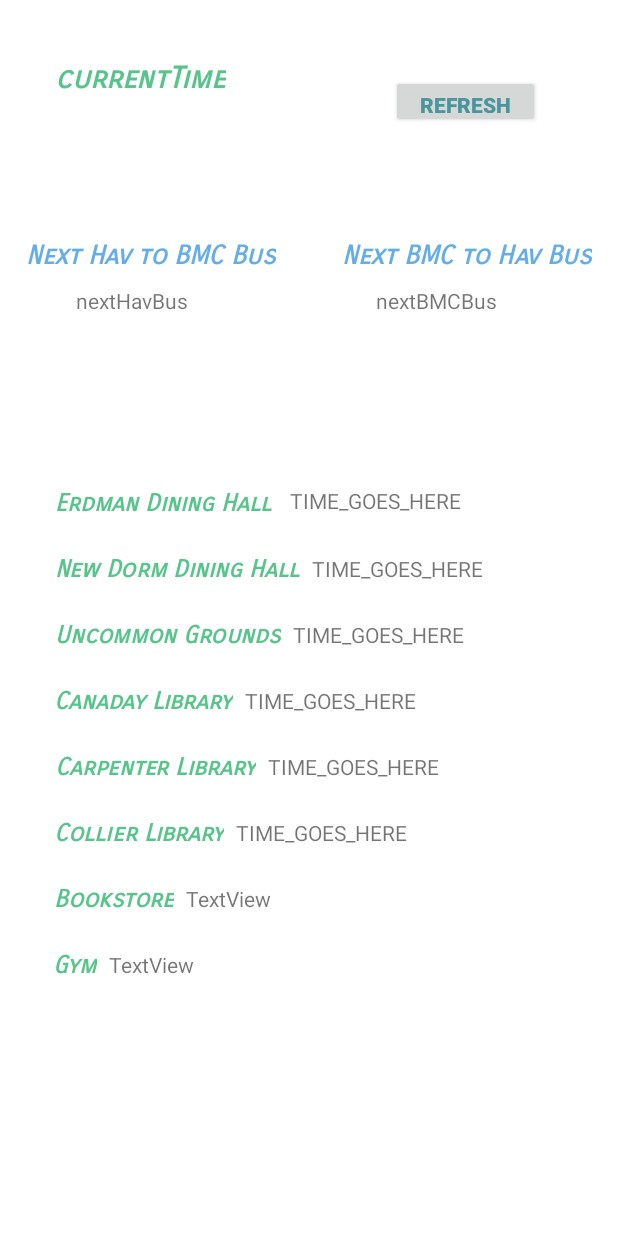
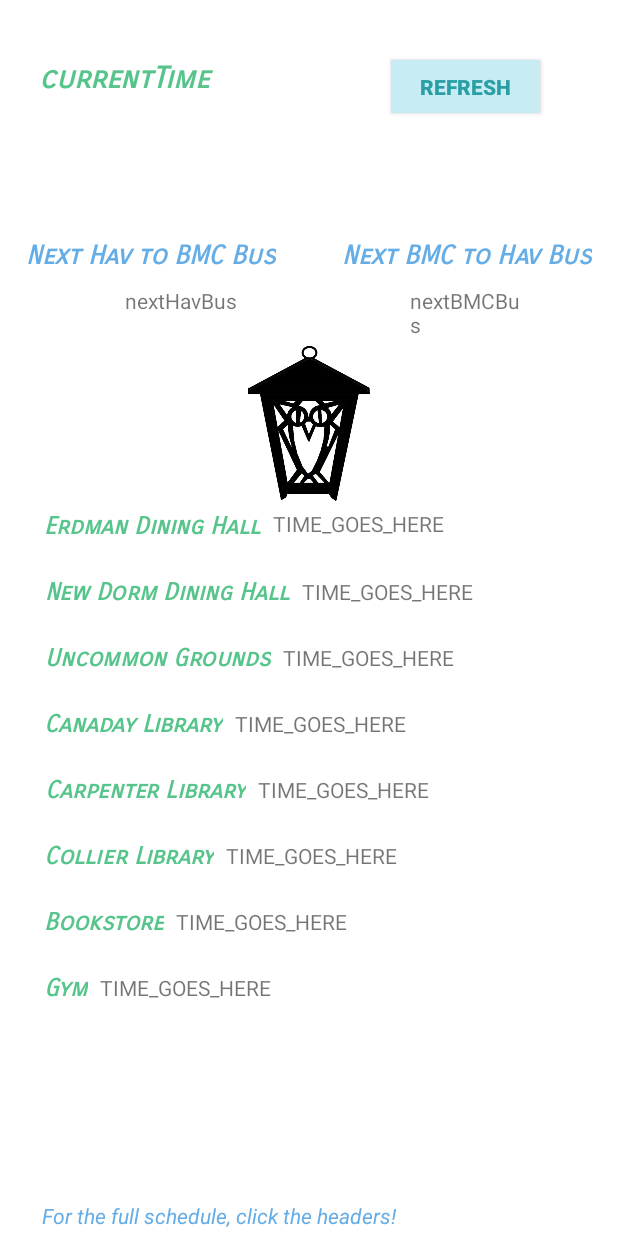
Before and after one commit to pmoriarty98/BrynMawrRightNow, an Android app: the layout activity_main.xml on its own in the app's theme, with its tools: preview values and no code run, on a phone screen of 412 x 824 dp. Run offline under Robolectric (Android 15) with nearby library versions, the phone set to English and light mode, and no system bars.

Commit message:
final style

```diff
--- a/app/src/main/res/layout/activity_main.xml
+++ b/app/src/main/res/layout/activity_main.xml
@@ -9,7 +9,7 @@
 
     <TextView
         android:id="@+id/currentTime"
-        android:layout_width="wrap_content"
+        android:layout_width="200dp"
         android:layout_height="wrap_content"
         android:text="@string/currentTime"
         android:textAllCaps="false"
@@ -28,6 +28,7 @@
         android:id="@+id/BMCtoHAV"
         android:layout_width="wrap_content"
         android:layout_height="wrap_content"
+        android:onClick="blueBusRedirect"
         android:text="@string/BMCtoHAV"
         android:textColor="#65ADE6"
         android:textSize="17sp"
@@ -44,6 +45,7 @@
         android:id="@+id/HAVtoBMC"
         android:layout_width="wrap_content"
         android:layout_height="wrap_content"
+        android:onClick="blueBusRedirect"
         android:text="@string/HAVtoBMC"
         android:textColor="#65ADE6"
         android:textSize="17sp"
@@ -58,26 +60,26 @@
 
     <TextView
         android:id="@+id/nextHavBus"
-        android:layout_width="wrap_content"
+        android:layout_width="80dp"
         android:layout_height="wrap_content"
         android:layout_marginTop="9dp"
         android:text="@string/nextHAVbus"
         app:layout_constraintBottom_toBottomOf="parent"
         app:layout_constraintEnd_toEndOf="parent"
-        app:layout_constraintHorizontal_bias="0.15"
+        app:layout_constraintHorizontal_bias="0.25"
         app:layout_constraintStart_toStartOf="parent"
         app:layout_constraintTop_toBottomOf="@+id/BMCtoHAV"
         app:layout_constraintVertical_bias="0.0" />
 
     <TextView
         android:id="@+id/nextBMCBus"
-        android:layout_width="wrap_content"
+        android:layout_width="80dp"
         android:layout_height="wrap_content"
         android:layout_marginTop="9dp"
         android:text="@string/nextBMCbus"
         app:layout_constraintBottom_toBottomOf="parent"
         app:layout_constraintEnd_toEndOf="parent"
-        app:layout_constraintHorizontal_bias="0.757"
+        app:layout_constraintHorizontal_bias="0.824"
         app:layout_constraintStart_toStartOf="parent"
         app:layout_constraintTop_toBottomOf="@+id/HAVtoBMC"
         app:layout_constraintVertical_bias="0.0" />
@@ -86,6 +88,7 @@
         android:id="@+id/erdman"
         android:layout_width="wrap_content"
         android:layout_height="wrap_content"
+        android:onClick="diningHallRedirect"
         android:text="@string/erdman"
         android:textColor="#57C58B"
         android:textSize="16sp"
@@ -93,23 +96,24 @@
         app:fontFamily="sans-serif-smallcaps"
         app:layout_constraintBottom_toBottomOf="parent"
         app:layout_constraintEnd_toEndOf="parent"
-        app:layout_constraintHorizontal_bias="0.136"
+        app:layout_constraintHorizontal_bias="0.11"
         app:layout_constraintStart_toStartOf="parent"
         app:layout_constraintTop_toBottomOf="@+id/nextHavBus"
-        app:layout_constraintVertical_bias="0.194" />
+        app:layout_constraintVertical_bias="0.22000003" />
 
     <TextView
         android:id="@+id/newdorm"
         android:layout_width="wrap_content"
         android:layout_height="wrap_content"
         android:layout_marginTop="24dp"
+        android:onClick="diningHallRedirect"
         android:text="@string/newdorm"
         android:textColor="#57C58B"
         android:textSize="16sp"
         android:textStyle="bold|italic"
         app:fontFamily="sans-serif-smallcaps"
         app:layout_constraintEnd_toEndOf="parent"
-        app:layout_constraintHorizontal_bias="0.147"
+        app:layout_constraintHorizontal_bias="0.12"
         app:layout_constraintStart_toStartOf="parent"
         app:layout_constraintTop_toBottomOf="@+id/erdman" />
 
@@ -118,13 +122,14 @@
         android:layout_width="wrap_content"
         android:layout_height="wrap_content"
         android:layout_marginTop="24dp"
+        android:onClick="diningHallRedirect"
         android:text="@string/uncommon"
         android:textColor="#57C58B"
         android:textSize="16sp"
         android:textStyle="bold|italic"
         app:fontFamily="sans-serif-smallcaps"
         app:layout_constraintEnd_toEndOf="parent"
-        app:layout_constraintHorizontal_bias="0.14"
+        app:layout_constraintHorizontal_bias="0.114"
         app:layout_constraintStart_toStartOf="parent"
         app:layout_constraintTop_toBottomOf="@+id/newdorm" />
 
@@ -133,13 +138,14 @@
         android:layout_width="wrap_content"
         android:layout_height="wrap_content"
         android:layout_marginTop="24dp"
+        android:onClick="libraryRedirect"
         android:text="@string/carpenter"
         android:textColor="#57C58B"
         android:textSize="16sp"
         android:textStyle="bold|italic"
         app:fontFamily="sans-serif-smallcaps"
         app:layout_constraintEnd_toEndOf="parent"
-        app:layout_constraintHorizontal_bias="0.131"
+        app:layout_constraintHorizontal_bias="0.107"
         app:layout_constraintStart_toStartOf="parent"
         app:layout_constraintTop_toBottomOf="@+id/canaday" />
 
@@ -148,13 +154,14 @@
         android:layout_width="wrap_content"
         android:layout_height="wrap_content"
         android:layout_marginTop="24dp"
+        android:onClick="libraryRedirect"
         android:text="@string/canaday"
         android:textColor="#57C58B"
         android:textSize="16sp"
         android:textStyle="bold|italic"
         app:fontFamily="sans-serif-smallcaps"
         app:layout_constraintEnd_toEndOf="parent"
-        app:layout_constraintHorizontal_bias="0.124"
+        app:layout_constraintHorizontal_bias="0.101"
         app:layout_constraintStart_toStartOf="parent"
         app:layout_constraintTop_toBottomOf="@+id/uncommon" />
 
@@ -163,13 +170,14 @@
         android:layout_width="wrap_content"
         android:layout_height="wrap_content"
         android:layout_marginTop="24dp"
+        android:onClick="libraryRedirect"
         android:text="@string/collier"
         android:textColor="#57C58B"
         android:textSize="16sp"
         android:textStyle="bold|italic"
         app:fontFamily="sans-serif-smallcaps"
         app:layout_constraintEnd_toEndOf="parent"
-        app:layout_constraintHorizontal_bias="0.121"
+        app:layout_constraintHorizontal_bias="0.099"
         app:layout_constraintStart_toStartOf="parent"
         app:layout_constraintTop_toBottomOf="@+id/carpenter" />
 
@@ -178,13 +186,14 @@
         android:layout_width="wrap_content"
         android:layout_height="wrap_content"
         android:layout_marginTop="24dp"
+        android:onClick="bookstoreRedirect"
         android:text="@string/bookstore"
         android:textColor="#57C58B"
         android:textSize="16sp"
         android:textStyle="bold|italic"
         app:fontFamily="sans-serif-smallcaps"
         app:layout_constraintEnd_toEndOf="parent"
-        app:layout_constraintHorizontal_bias="0.108"
+        app:layout_constraintHorizontal_bias="0.088"
         app:layout_constraintStart_toStartOf="parent"
         app:layout_constraintTop_toBottomOf="@+id/collier" />
 
@@ -193,13 +202,14 @@
         android:layout_width="wrap_content"
         android:layout_height="wrap_content"
         android:layout_marginTop="24dp"
+        android:onClick="gymRedirect"
         android:text="@string/gym"
         android:textColor="#57C58B"
         android:textSize="16sp"
         android:textStyle="bold|italic"
         app:fontFamily="sans-serif-smallcaps"
         app:layout_constraintEnd_toEndOf="parent"
-        app:layout_constraintHorizontal_bias="0.092"
+        app:layout_constraintHorizontal_bias="0.076"
         app:layout_constraintStart_toStartOf="parent"
         app:layout_constraintTop_toBottomOf="@+id/bookstore" />
 
@@ -207,13 +217,13 @@
         android:id="@+id/erdmanText"
         android:layout_width="wrap_content"
         android:layout_height="wrap_content"
-        android:layout_marginStart="12dp"
-        android:layout_marginLeft="12dp"
+        android:layout_marginStart="8dp"
+        android:layout_marginLeft="8dp"
         android:text="@string/TIME"
         app:layout_constraintBottom_toBottomOf="parent"
         app:layout_constraintStart_toEndOf="@+id/erdman"
         app:layout_constraintTop_toBottomOf="@+id/nextHavBus"
-        app:layout_constraintVertical_bias="0.192" />
+        app:layout_constraintVertical_bias="0.217" />
 
     <TextView
         android:id="@+id/newdormText"
@@ -277,7 +287,7 @@
         android:layout_marginStart="8dp"
         android:layout_marginLeft="8dp"
         android:layout_marginTop="24dp"
-        android:text="TextView"
+        android:text="@string/TIME"
         app:layout_constraintStart_toEndOf="@+id/bookstore"
         app:layout_constraintTop_toBottomOf="@+id/collier" />
 
@@ -288,7 +298,7 @@
         android:layout_marginStart="8dp"
         android:layout_marginLeft="8dp"
         android:layout_marginTop="24dp"
-        android:text="TextView"
+        android:text="@string/TIME"
         app:layout_constraintStart_toEndOf="@+id/gym"
         app:layout_constraintTop_toBottomOf="@+id/bookstore" />
 
@@ -296,17 +306,42 @@
         android:id="@+id/refresh"
         android:layout_width="99dp"
         android:layout_height="35dp"
-        android:layout_marginTop="50dp"
+        android:layout_marginTop="40dp"
         android:layout_marginEnd="52dp"
-        android:layout_marginRight="50dp"
+        android:layout_marginRight="52dp"
+        android:background="@color/buttonColor"
         android:clickable="true"
         android:onClick="refresh"
         android:text="@string/refresh"
-        android:textColor="#48959B"
+        android:textColor="#299EA5"
         android:textColorHint="#00F8F6F6"
         android:textStyle="bold"
         android:visibility="visible"
         app:layout_constraintEnd_toEndOf="parent"
         app:layout_constraintTop_toTopOf="parent" />
 
+    <ImageView
+        android:id="@+id/lantern"
+        android:layout_width="97dp"
+        android:layout_height="103dp"
+        app:layout_constraintBottom_toBottomOf="parent"
+        app:layout_constraintEnd_toEndOf="parent"
+        app:layout_constraintStart_toStartOf="parent"
+        app:layout_constraintTop_toTopOf="parent"
+        app:layout_constraintVertical_bias="0.32"
+        tools:srcCompat="@drawable/lantern" />
+
+    <TextView
+        android:id="@+id/infoText"
+        android:layout_width="wrap_content"
+        android:layout_height="wrap_content"
+        android:layout_marginStart="28dp"
+        android:layout_marginLeft="28dp"
+        android:layout_marginBottom="4dp"
+        android:text="@string/info"
+        android:textColor="#65ADE6"
+        android:textStyle="italic"
+        app:layout_constraintBottom_toBottomOf="parent"
+        app:layout_constraintStart_toStartOf="parent" />
+
 </androidx.constraintlayout.widget.ConstraintLayout>
--- a/app/src/main/res/values/colors.xml
+++ b/app/src/main/res/values/colors.xml
@@ -3,4 +3,5 @@
     <color name="colorPrimary">#008577</color>
     <color name="colorPrimaryDark">#00574B</color>
     <color name="colorAccent">#D81B60</color>
+    <color name="buttonColor">#C7ECF3</color>
 </resources>
--- a/app/src/main/res/values/strings.xml
+++ b/app/src/main/res/values/strings.xml
@@ -15,4 +15,5 @@
     <string name="gym">Gym </string>
     <string name="TIME">TIME_GOES_HERE </string>
     <string name="refresh">REFRESH </string>
+    <string name="info">For the full schedule, click the headers!</string>
 </resources>
```
Also changed, not shown: app/src/main/java/com/example/brynmawrrightnow/MainActivity.java (+74 -32 lines), app/src/main/res/drawable/lantern.jpg (added).
